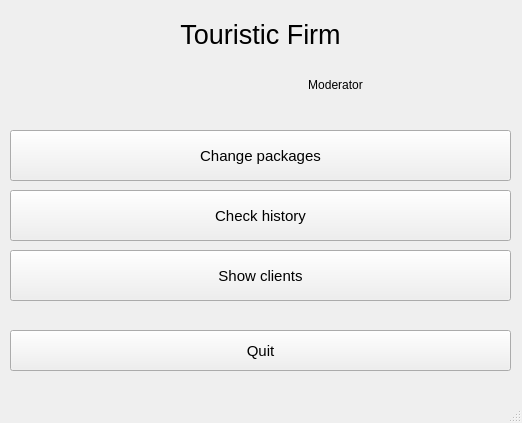
This is mdkpv2/employee_main.ui in Korobkov124/MDKP as Qt 5 draws it before an edit. The edited form follows.
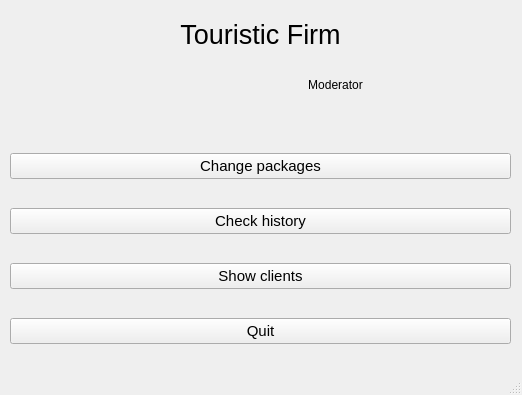
This is the edited form.

Patch:
```diff
--- a/mdkpv2/employee_main.ui
+++ b/mdkpv2/employee_main.ui
@@ -7,51 +7,13 @@
     <x>0</x>
     <y>0</y>
     <width>522</width>
-    <height>423</height>
+    <height>395</height>
    </rect>
   </property>
   <property name="windowTitle">
    <string>MainWindow</string>
   </property>
   <widget class="QWidget" name="centralwidget">
-   <widget class="QPushButton" name="Check_button">
-    <property name="geometry">
-     <rect>
-      <x>10</x>
-      <y>190</y>
-      <width>501</width>
-      <height>51</height>
-     </rect>
-    </property>
-    <property name="font">
-     <font>
-      <family>Arial</family>
-      <pointsize>11</pointsize>
-     </font>
-    </property>
-    <property name="text">
-     <string>Check history</string>
-    </property>
-   </widget>
-   <widget class="QPushButton" name="Quit_button">
-    <property name="geometry">
-     <rect>
-      <x>10</x>
-      <y>330</y>
-      <width>501</width>
-      <height>41</height>
-     </rect>
-    </property>
-    <property name="font">
-     <font>
-      <family>Arial</family>
-      <pointsize>11</pointsize>
-     </font>
-    </property>
-    <property name="text">
-     <string>Quit</string>
-    </property>
-   </widget>
    <widget class="QLabel" name="label">
     <property name="geometry">
      <rect>
@@ -65,44 +27,6 @@
      <string>&lt;html&gt;&lt;head/&gt;&lt;body&gt;&lt;p align=&quot;center&quot;&gt;&lt;span style=&quot; font-size:20pt;&quot;&gt;Touristic Firm&lt;/span&gt;&lt;/p&gt;&lt;/body&gt;&lt;/html&gt;</string>
     </property>
    </widget>
-   <widget class="QPushButton" name="Change_packs_button">
-    <property name="geometry">
-     <rect>
-      <x>10</x>
-      <y>130</y>
-      <width>501</width>
-      <height>51</height>
-     </rect>
-    </property>
-    <property name="font">
-     <font>
-      <family>Arial</family>
-      <pointsize>11</pointsize>
-     </font>
-    </property>
-    <property name="text">
-     <string>Change packages</string>
-    </property>
-   </widget>
-   <widget class="QPushButton" name="Show_button">
-    <property name="geometry">
-     <rect>
-      <x>10</x>
-      <y>250</y>
-      <width>501</width>
-      <height>51</height>
-     </rect>
-    </property>
-    <property name="font">
-     <font>
-      <family>Arial</family>
-      <pointsize>11</pointsize>
-     </font>
-    </property>
-    <property name="text">
-     <string>Show clients</string>
-    </property>
-   </widget>
    <widget class="QLabel" name="label_2">
     <property name="geometry">
      <rect>
@@ -120,6 +44,70 @@
      <string>&lt;html&gt;&lt;head/&gt;&lt;body&gt;&lt;p align=&quot;center&quot;&gt;Moderator&lt;/p&gt;&lt;/body&gt;&lt;/html&gt;</string>
     </property>
    </widget>
+   <widget class="QWidget" name="">
+    <property name="geometry">
+     <rect>
+      <x>10</x>
+      <y>130</y>
+      <width>501</width>
+      <height>241</height>
+     </rect>
+    </property>
+    <layout class="QGridLayout" name="gridLayout">
+     <item row="0" column="0">
+      <widget class="QPushButton" name="Change_packs_button">
+       <property name="font">
+        <font>
+         <family>Arial</family>
+         <pointsize>11</pointsize>
+        </font>
+       </property>
+       <property name="text">
+        <string>Change packages</string>
+       </property>
+      </widget>
+     </item>
+     <item row="1" column="0">
+      <widget class="QPushButton" name="Check_button">
+       <property name="font">
+        <font>
+         <family>Arial</family>
+         <pointsize>11</pointsize>
+        </font>
+       </property>
+       <property name="text">
+        <string>Check history</string>
+       </property>
+      </widget>
+     </item>
+     <item row="2" column="0">
+      <widget class="QPushButton" name="Show_button">
+       <property name="font">
+        <font>
+         <family>Arial</family>
+         <pointsize>11</pointsize>
+        </font>
+       </property>
+       <property name="text">
+        <string>Show clients</string>
+       </property>
+      </widget>
+     </item>
+     <item row="3" column="0">
+      <widget class="QPushButton" name="Quit_button">
+       <property name="font">
+        <font>
+         <family>Arial</family>
+         <pointsize>11</pointsize>
+        </font>
+       </property>
+       <property name="text">
+        <string>Quit</string>
+       </property>
+      </widget>
+     </item>
+    </layout>
+   </widget>
   </widget>
   <widget class="QMenuBar" name="menubar">
    <property name="geometry">
```
